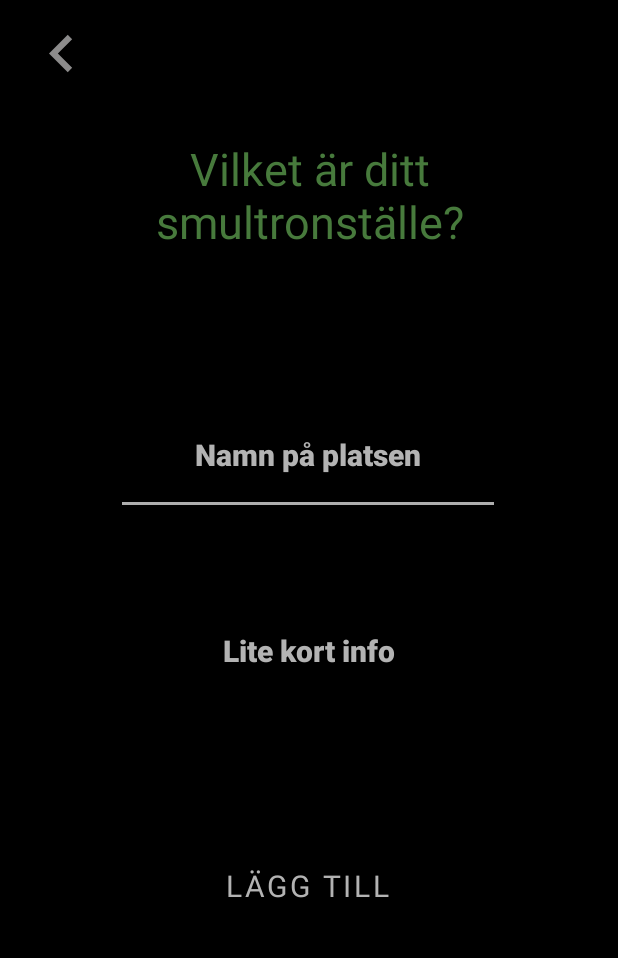
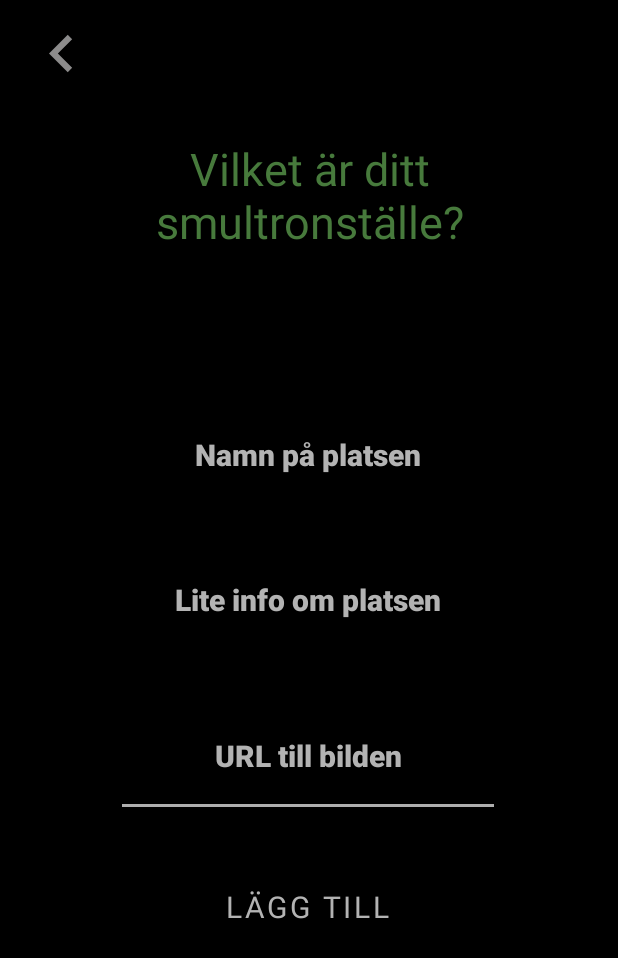
Before and after one commit to Salmberg/PlacesApp, an Android app: the AddPlaceActivity screen opened directly, with no data from a screen before it, on a phone screen of 412 x 824 dp. Shown: the top 958 px of the screen. Run offline under Robolectric (Android 15) with nearby library versions, the phone set to English and light mode, and no system bars; our stand-ins replace Firebase (no records; nobody signed in at launch, a user with empty details on screens opened directly); Roboto replaces fonts that are not available here.

Commit message:
Updated version with new activity that shows the info of each place

```diff
--- a/app/build.gradle
+++ b/app/build.gradle
@@ -48,6 +48,7 @@ dependencies {
     implementation 'androidx.lifecycle:lifecycle-livedata-ktx:2.5.1'
     implementation 'androidx.lifecycle:lifecycle-viewmodel-ktx:2.5.1'
     implementation 'com.google.android.gms:play-services-maps:18.1.0'
+    implementation 'com.google.firebase:firebase-database-ktx:20.1.0'
     testImplementation 'junit:junit:4.13.2'
     androidTestImplementation 'androidx.test.ext:junit:1.1.4'
     androidTestImplementation 'androidx.test.espresso:espresso-core:3.5.0'
--- a/app/src/main/AndroidManifest.xml
+++ b/app/src/main/AndroidManifest.xml
@@ -1,6 +1,8 @@
 <?xml version="1.0" encoding="utf-8"?>
 <manifest xmlns:android="http://schemas.android.com/apk/res/android"
     xmlns:tools="http://schemas.android.com/tools">
+
+    <uses-permission android:name="android.permission.INTERNET" />
 
     <application
         android:allowBackup="true"
@@ -14,7 +16,8 @@
         tools:targetApi="31">
         <activity
             android:name=".InfoActivity"
-            android:exported="false">
+            android:exported="false"
+            android:theme="@style/Theme.AppCompat.Light.NoActionBar">
             <meta-data
                 android:name="android.app.lib_name"
                 android:value="" />
--- a/app/src/main/java/com/example/placesapp/AddPlaceActivity.kt
+++ b/app/src/main/java/com/example/placesapp/AddPlaceActivity.kt
@@ -17,6 +17,7 @@ class AddPlaceActivity : AppCompatActivity() {
     lateinit var db: FirebaseFirestore
     lateinit var auth: FirebaseAuth
     lateinit var addInfoEditText: EditText
+    lateinit var addUrlEditText: EditText
 
     override fun onCreate(savedInstanceState: Bundle?) {
         super.onCreate(savedInstanceState)
@@ -26,6 +27,8 @@ class AddPlaceActivity : AppCompatActivity() {
         auth = Firebase.auth
         addNameEditText = findViewById(R.id.addNameEditText)
         addInfoEditText = findViewById(R.id.addInfoEditText)
+        addUrlEditText = findViewById(R.id.addUrlEditText)
+
 
 
         val addButton = findViewById<Button>(R.id.addButton)
@@ -33,22 +36,22 @@ class AddPlaceActivity : AppCompatActivity() {
             savePlace()
         }
 
-
         val goBackButton = findViewById<ImageButton>(R.id.goBackButton)
         goBackButton.setOnClickListener {
             onBackPressed()
         }
-
     }
 
     fun savePlace() {
         val place = Place(
             name = addNameEditText.text.toString(),
             info = addInfoEditText.text.toString(),
+            image = addUrlEditText.text.toString()
         )
 
         addNameEditText.setText("")
         addInfoEditText.setText("")
+        addUrlEditText.setText("")
 
 
         val user = auth.currentUser
--- a/app/src/main/res/layout/activity_add_place.xml
+++ b/app/src/main/res/layout/activity_add_place.xml
@@ -6,6 +6,25 @@
     android:layout_height="match_parent"
     android:background="#000000"
     tools:context=".AddPlaceActivity">
+
+    <EditText
+        android:id="@+id/addUrlEditText"
+        android:layout_width="256dp"
+        android:layout_height="81dp"
+        android:layout_marginTop="120dp"
+        android:ems="10"
+        android:fontFamily="sans-serif-medium"
+        android:hint="URL till bilden"
+        android:inputType="textPersonName"
+        android:textAlignment="center"
+        android:textColor="#B3B3B3"
+        android:textColorHint="#B3B3B3"
+        android:textSize="20sp"
+        android:textStyle="bold"
+        app:layout_constraintEnd_toEndOf="parent"
+        app:layout_constraintHorizontal_bias="0.496"
+        app:layout_constraintStart_toStartOf="parent"
+        app:layout_constraintTop_toBottomOf="@+id/addNameEditText" />
 
     <EditText
         android:id="@+id/addNameEditText"
@@ -30,10 +49,10 @@
         android:id="@+id/addInfoEditText"
         android:layout_width="256dp"
         android:layout_height="81dp"
-        android:layout_marginTop="50dp"
+        android:layout_marginTop="16dp"
         android:ems="10"
         android:fontFamily="sans-serif-medium"
-        android:hint="Lite kort info"
+        android:hint="Lite info om platsen"
         android:inputType="textPersonName"
         android:textAlignment="center"
         android:textColor="#B3B3B3"
@@ -49,7 +68,7 @@
         android:id="@+id/addButton"
         android:layout_width="186dp"
         android:layout_height="72dp"
-        android:layout_marginTop="80dp"
+        android:layout_marginTop="128dp"
         android:fontFamily="@font/alfa_slab_one"
         android:text="Lägg till"
         android:textColor="#B3B3B3"
--- a/app/src/main/res/layout/activity_image.xml
+++ b/app/src/main/res/layout/activity_image.xml
@@ -25,6 +25,8 @@
         android:layout_height="wrap_content"
         android:layout_marginTop="10dp"
         android:layout_marginBottom="30dp"
+        android:clickable="true"
+        android:contentDescription="@string/app_name"
         app:layout_constraintBottom_toTopOf="@+id/pictureView"
         app:layout_constraintStart_toStartOf="parent"
         app:layout_constraintTop_toTopOf="parent"
--- a/app/src/main/res/layout/activity_info.xml
+++ b/app/src/main/res/layout/activity_info.xml
@@ -9,9 +9,11 @@
 
     <TextView
         android:id="@+id/infoTextView"
-        android:layout_width="wrap_content"
+        android:layout_width="0dp"
         android:layout_height="wrap_content"
-        android:text="Lite mer info om stället"
+        android:layout_marginStart="30dp"
+        android:layout_marginEnd="30dp"
+        android:text="Lite info om stället"
         android:textAlignment="center"
         android:textColor="#B3B3B3"
         android:textSize="25sp"
--- a/app/src/main/res/layout/activity_places.xml
+++ b/app/src/main/res/layout/activity_places.xml
@@ -56,4 +56,5 @@
         app:layout_constraintStart_toStartOf="parent"
         app:srcCompat="@drawable/ic_outline_add_circle_outline_24" />
 
+
 </androidx.constraintlayout.widget.ConstraintLayout>
```
Also changed, not shown: app/src/main/java/com/example/placesapp/Datamanager.kt (+1 -9 lines), app/src/main/java/com/example/placesapp/ImageActivity.kt (+7 -5 lines), app/src/main/java/com/example/placesapp/InfoActivity.kt (+33 -7 lines), app/src/main/java/com/example/placesapp/Place.kt (+5 -4 lines), app/src/main/java/com/example/placesapp/PlacesActivity.kt (+1 -18 lines), app/src/main/java/com/example/placesapp/PlacesRecyclerAdapter.kt (+27 -3 lines), 1 other file.
